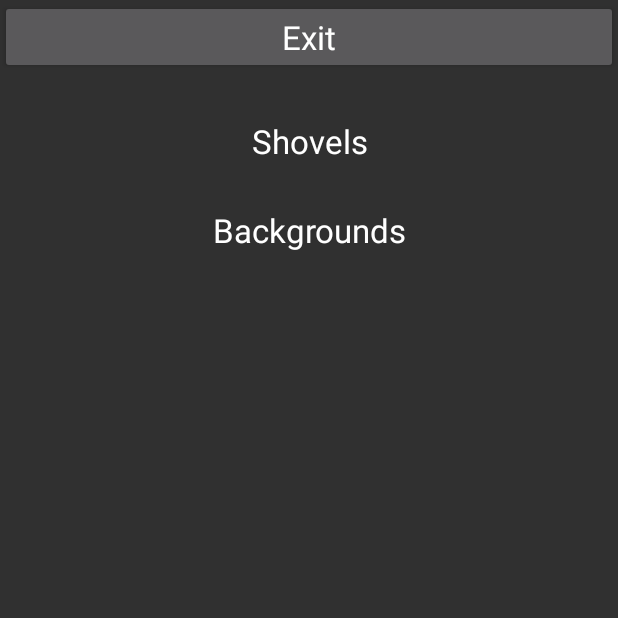
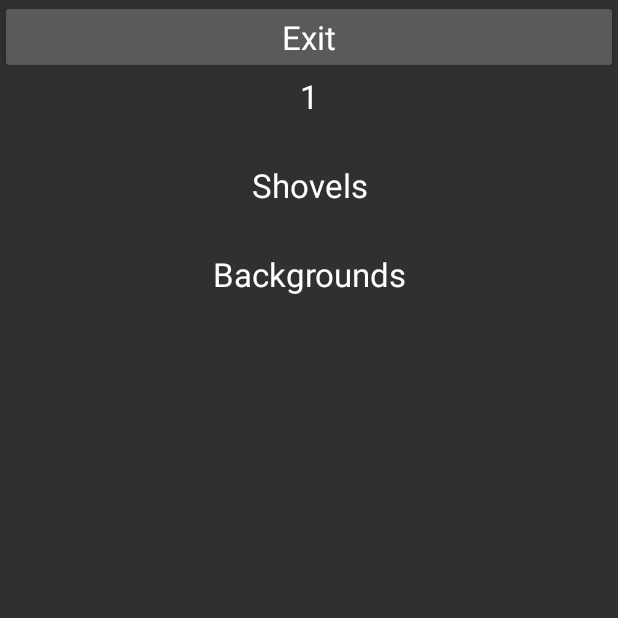
Before and after one commit to neelabh2/Shovel_Snow, an Android app: the ShopActivity screen opened directly, with no data from a screen before it, on a phone screen of 412 x 824 dp, the top half of it. Run offline under Robolectric (Android 15) with nearby library versions, the phone set to English and light mode, and no system bars.

Commit message:
Added two functions to GameActivity

```diff
--- a/app/src/main/java/com/example/shovelsnow/GameActivity.java
+++ b/app/src/main/java/com/example/shovelsnow/GameActivity.java
@@ -49,6 +49,28 @@ public class GameActivity extends AppCompatActivity {
     }
 
     /**
+     * @return the user's current score.
+     */
+    public static int getScore() {
+        return score;
+    }
+
+    /**
+     * Attempts to reduce score by a cost. Used to reduce score when
+     * buying items. Score cannot drop below zero.
+     * @param cost the cost of the item the user is trying to buy.
+     * @return true if cost was not greater than score and score was reduced.
+     */
+    public static boolean buyItem(final int cost) {
+        if (cost > score) {
+            return false;
+        } else {
+            score -= cost;
+            return true;
+        }
+    }
+
+    /**
      * Updates the GameActivity UI.
      */
     private void updateUI() {
--- a/app/src/main/java/com/example/shovelsnow/ShopActivity.java
+++ b/app/src/main/java/com/example/shovelsnow/ShopActivity.java
@@ -2,6 +2,7 @@ package com.example.shovelsnow;
 
 import android.os.Bundle;
 import android.widget.Button;
+import android.widget.TextView;
 
 import androidx.appcompat.app.AppCompatActivity;
 
@@ -11,6 +12,11 @@ import androidx.appcompat.app.AppCompatActivity;
  * Displays a button for leaving the shop.
  */
 public class ShopActivity extends AppCompatActivity {
+
+    /**
+     * The textView that displays the user's score.
+     */
+    private TextView shopScoreText;
 
     /**
      * Called by android when this activity is created.
@@ -24,6 +30,19 @@ public class ShopActivity extends AppCompatActivity {
         //Setup shopExitButton and its onClickListener.
         Button shopExitButton = findViewById(R.id.shopExitButton);
         shopExitButton.setOnClickListener(unused -> shopExitButtonClicked());
+
+        //Setup shopScoreText.
+        shopScoreText = findViewById(R.id.shopScoreText);
+
+        //Set the initial UI.
+        updateUI();
+    }
+
+    /**
+     * Updates the ShopActivity UI.
+     */
+    private void updateUI() {
+        shopScoreText.setText(Integer.toString(GameActivity.getScore()));
     }
 
     /**
--- a/app/src/main/res/layout/activity_shop.xml
+++ b/app/src/main/res/layout/activity_shop.xml
@@ -7,8 +7,15 @@
         android:id="@+id/shopExitButton"
         android:layout_width="match_parent"
         android:layout_height="wrap_content"
+        android:text="@string/exit_button"
+        android:textAppearance="@style/TextAppearance.AppCompat.Large" />
+
+    <TextView
+        android:id="@+id/shopScoreText"
+        android:layout_width="match_parent"
+        android:layout_height="wrap_content"
         android:layout_marginBottom="30dp"
-        android:text="@string/exit_button"
+        android:gravity="center"
         android:textAppearance="@style/TextAppearance.AppCompat.Large" />
 
     <ScrollView
```
Also changed, not shown: app/src/main/java/com/example/shovelsnow/ShopItem.java (added, +29 -0 lines), app/src/main/res/layout/chunk_shop_item.xml (added, +28 -0 lines).
